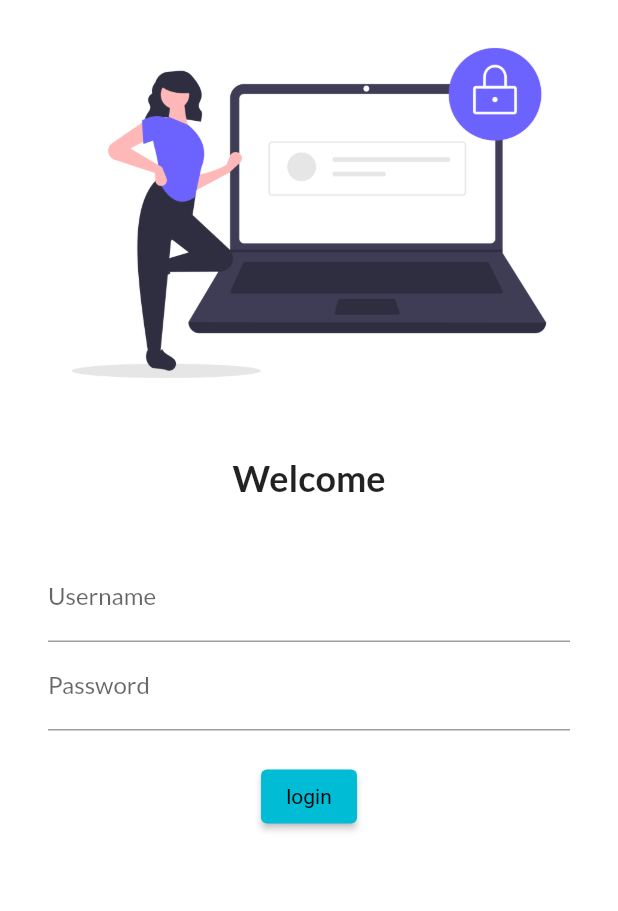
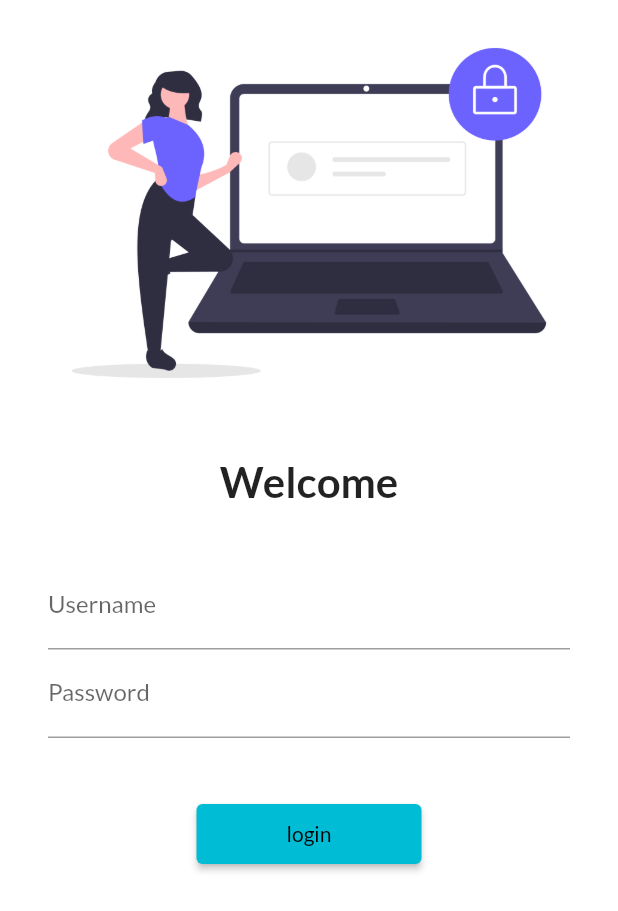
Before and after one commit to SHUBH130/21DaysOfFlutter, a Flutter app: the screen it shows after launch, on a phone screen of 412 x 824 dp. Shown: the top 911 px of the screen. Run offline on Flutter 3.47's test engine with Material 2 defaults, Android fonts, the phone set to English and light mode, and no system bars; our stand-ins replace google_fonts.

Commit message:
Day 4 Completed

```diff
--- a/lib/main.dart
+++ b/lib/main.dart
@@ -1,6 +1,7 @@
 import 'package:flutter/material.dart';
 import 'package:flutter_application_1/pages/home_page.dart';
 import 'package:flutter_application_1/pages/login_page.dart';
+import 'package:flutter_application_1/utils/routes.dart';
 import 'package:google_fonts/google_fonts.dart';
 
 void main() {
@@ -16,14 +17,15 @@ class MyApp extends StatelessWidget {
         primarySwatch: Colors.cyan,
         fontFamily: GoogleFonts.lato().fontFamily,
       ),
+      // debugShowCheckedModeBanner: false,
       darkTheme: ThemeData(
         brightness: Brightness.dark,
       ),
       initialRoute: "/",
       routes: {
         "/": (context) => LoginPage(),
-        "/home": (context) => HomePage(),
-        "/login": (context) => LoginPage()
+        MyRoutes.homeRoute: (context) => HomePage(),
+        MyRoutes.loginRoute: (context) => LoginPage()
       },
     );
   }
--- a/lib/pages/login_page.dart
+++ b/lib/pages/login_page.dart
@@ -1,10 +1,12 @@
 import 'package:flutter/material.dart';
+import 'package:flutter_application_1/utils/routes.dart';
 
 class LoginPage extends StatelessWidget {
   @override
   Widget build(BuildContext context) {
     return Material(
       color: Colors.white,
+      child: SingleChildScrollView(
         child: Column(
           children: [
             Image.asset(
@@ -17,7 +19,7 @@ class LoginPage extends StatelessWidget {
             Text(
               "Welcome",
               style: TextStyle(
-              fontSize: 24,
+                fontSize: 28,
                 fontWeight: FontWeight.bold,
               ),
             ),
@@ -43,14 +45,13 @@ class LoginPage extends StatelessWidget {
                     ),
                   ),
                   SizedBox(
-                  height: 20.0,
+                    height: 40.0,
                   ),
                   ElevatedButton(
                     child: Text("login"),
-                  style: TextButton.styleFrom(
-                      textStyle: TextStyle(color: Colors.white)),
+                    style: TextButton.styleFrom(minimumSize: Size(150, 40)),
                     onPressed: () {
-                    print("Hii Shubh Gaming");
+                      Navigator.popAndPushNamed(context, MyRoutes.homeRoute);
                     },
                   ),
                 ],
@@ -58,6 +59,7 @@ class LoginPage extends StatelessWidget {
             ),
           ],
         ),
+      ),
     );
   }
 }
--- /dev/null
+++ b/lib/utils/routes.dart
@@ -0,0 +1,4 @@
+class MyRoutes {
+  static String loginRoute = "/login";
+  static String homeRoute = "/home";
+}
```
Lines whose indentation alone changed are shown as unchanged.
